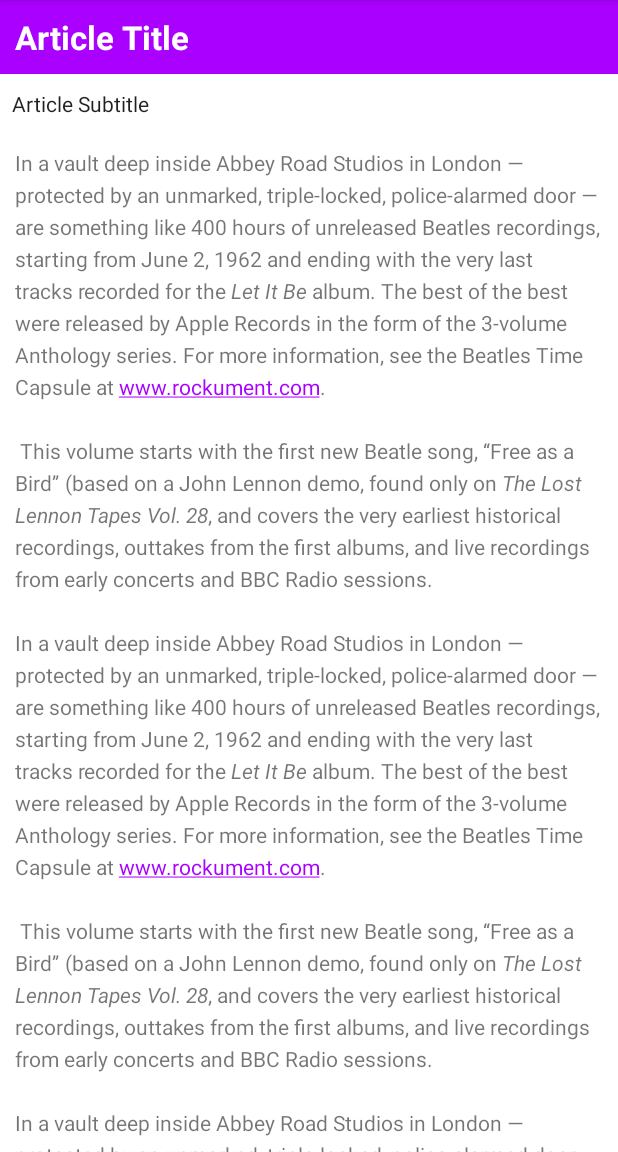
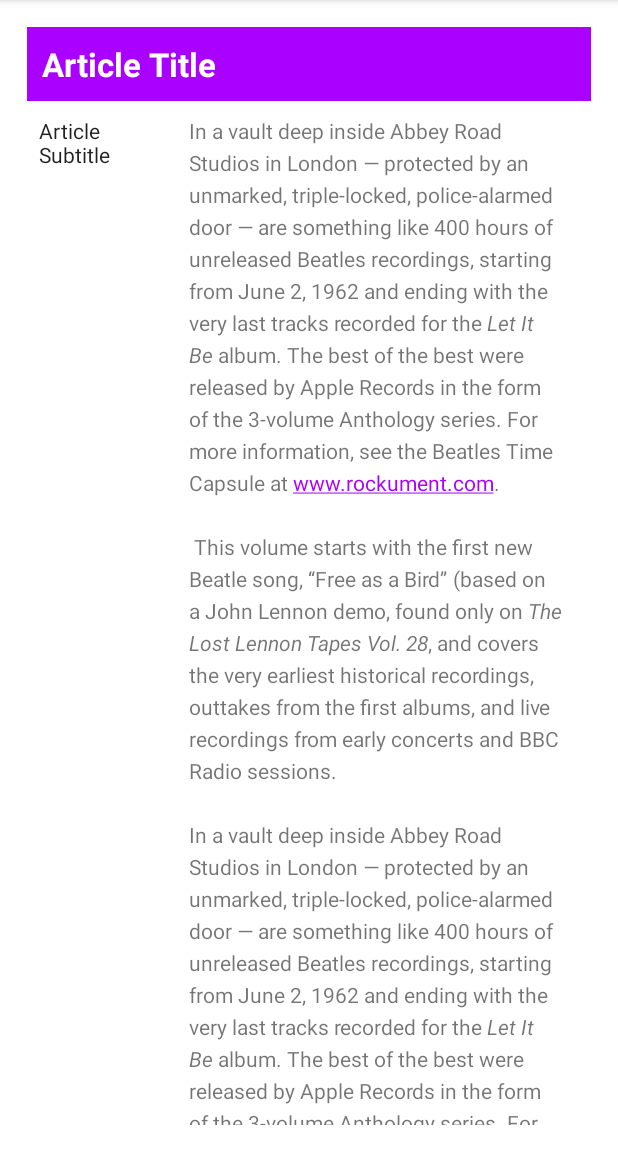
Before and after one commit to jmmp00/ScrolingText, an Android app: the screen it shows after launch (MainActivity), on a phone screen of 412 x 824 dp, the part 84-1236 px from its top. Run offline under Robolectric (Android 15) with nearby library versions, the phone set to English and light mode, and no system bars.

Commit message:
Scrolling Text App - Challenge
Unit 1 - Lesson 1.3 - Point 11 (Homework)

```diff
--- a/app/src/main/res/layout/activity_main.xml
+++ b/app/src/main/res/layout/activity_main.xml
@@ -4,6 +4,7 @@
     xmlns:tools="http://schemas.android.com/tools"
     android:layout_width="match_parent"
     android:layout_height="match_parent"
+    android:layout_margin="18dp"
     tools:context=".MainActivity">
 
     <TextView
@@ -17,7 +18,6 @@
         android:textColor="@android:color/white"
         android:textStyle="bold" />
 
-
     <ScrollView
         android:layout_width="match_parent"
         android:layout_height="632dp"
@@ -28,17 +28,12 @@
 
         <LinearLayout
             android:layout_width="match_parent"
-            android:layout_height="wrap_content"
-            android:orientation="vertical">
+            android:layout_height="wrap_content">
 
             <TextView
                 android:id="@+id/article_subheading"
-                android:layout_width="match_parent"
-                android:layout_height="wrap_content"
-
-                android:layout_alignParentStart="true"
-                android:layout_alignParentTop="true"
-                android:layout_centerHorizontal="true"
+                android:layout_width="100dp"
+                android:layout_height="match_parent"
                 android:layout_marginStart="-2dp"
                 android:layout_marginTop="0dp"
                 android:layout_marginEnd="0dp"
```
